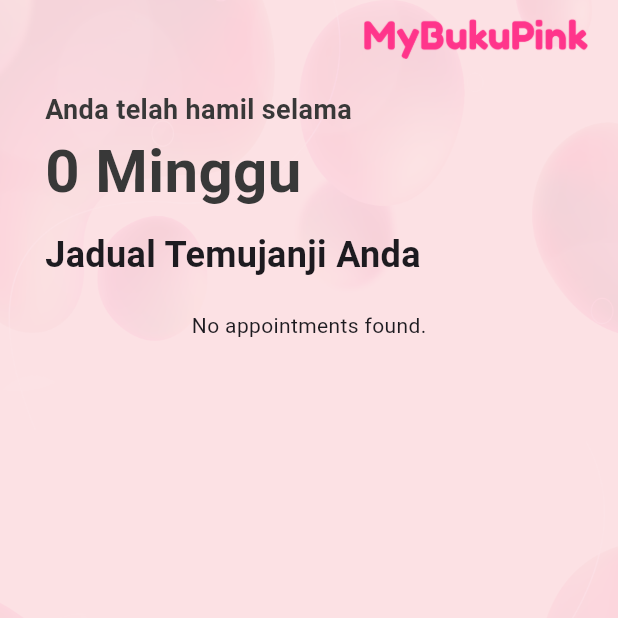
After one commit to kwencyz/mybukupink, a Flutter app: the screen it shows once a user with an empty profile is signed in, after a tap on "Rekod Temujanji", on a phone screen of 412 x 824 dp, the top half of it. The commit adds this screen. Run offline on Flutter 3.47's test engine with Material 3 defaults, Android fonts, the phone set to English and light mode, and no system bars; our stand-ins replace cloud_firestore, firebase_auth, firebase_core, firebase_storage, flutter_svg, image_picker; accounts and stored records are empty; network calls fail.

Commit message:
appointment screen

```diff
--- /dev/null
+++ b/lib/screens/appointment_screen.dart
@@ -0,0 +1,195 @@
+// ignore_for_file: prefer_interpolation_to_compose_strings, prefer_const_constructors
+
+import 'package:cloud_firestore/cloud_firestore.dart';
+import 'package:firebase_auth/firebase_auth.dart';
+import 'package:flutter/material.dart';
+
+class AppointmentScreen extends StatefulWidget {
+  const AppointmentScreen({super.key});
+
+  @override
+  State<AppointmentScreen> createState() => _AppointmentScreenState();
+}
+
+class _AppointmentScreenState extends State<AppointmentScreen> {
+  final user = FirebaseAuth.instance.currentUser!;
+
+  @override
+  Widget build(BuildContext context) {
+    return Scaffold(
+      body: Stack(
+        children: [
+          Container(
+            decoration: BoxDecoration(
+              image: DecorationImage(
+                image: AssetImage('assets/images/background.png'),
+                fit: BoxFit.cover,
+              ),
+            ),
+            child: SafeArea(
+              child: Column(
+                children: [
+                  Container(
+                    margin: const EdgeInsets.only(right: 20),
+                    alignment: Alignment.centerRight,
+                    child: Image.asset(
+                      "assets/images/word.png",
+                      width: 150,
+                      height: 50,
+                      fit: BoxFit.contain,
+                    ),
+                  ),
+                  SizedBox(height: 10),
+                  FutureBuilder<DocumentSnapshot>(
+                    future: FirebaseFirestore.instance
+                        .collection('records')
+                        .doc(user.uid)
+                        .get(),
+                    builder: (context, snapshot) {
+                      if (snapshot.connectionState == ConnectionState.waiting) {
+                        return CircularProgressIndicator();
+                      }
+
+                      if (!snapshot.hasData) {
+                        return Text("No data found.");
+                      }
+
+                      final data =
+                          snapshot.data!.data() as Map<String, dynamic>?;
+
+                      Timestamp? startTimestamp;
+                      if (data != null && data.containsKey('start')) {
+                        startTimestamp = data['start'] as Timestamp;
+                      }
+
+                      DateTime startDate = DateTime.now();
+                      if (startTimestamp != null) {
+                        startDate = startTimestamp.toDate();
+                      }
+
+                      final now = DateTime.now();
+                      final difference = now.difference(startDate);
+                      final weeks = (difference.inDays / 7).floor();
+
+                      return Column(children: [
+                        Container(
+                          margin: const EdgeInsets.only(left: 30, right: 20),
+                          alignment: Alignment.centerLeft,
+                          child: Text(
+                            "Anda telah hamil selama",
+                            style: TextStyle(
+                              color: Color.fromRGBO(56, 56, 56, 1),
+                              fontWeight: FontWeight.bold,
+                              fontSize: 18,
+                            ),
+                          ),
+                        ),
+                        Container(
+                          margin: const EdgeInsets.only(
+                              left: 30, right: 20, bottom: 10),
+                          alignment: Alignment.centerLeft,
+                          child: Text(
+                            "$weeks Minggu",
+                            style: TextStyle(
+                              color: Color.fromRGBO(56, 56, 56, 1),
+                              fontWeight: FontWeight.bold,
+                              fontSize: 40,
+                            ),
+                          ),
+                        )
+                      ]);
+                    },
+                  ),
+                  Container(
+                    margin:
+                        const EdgeInsets.only(left: 30, right: 20, bottom: 20),
+                    alignment: Alignment.centerLeft,
+                    child: const Text(
+                      "Jadual Temujanji Anda",
+                      style:
+                          TextStyle(fontWeight: FontWeight.bold, fontSize: 24),
+                    ),
+                  ),
+                  Expanded(
+                    child: StreamBuilder<QuerySnapshot>(
+                      stream: FirebaseFirestore.instance
+                          .collection('appointment')
+                          .where('uid', isEqualTo: user.uid)
+                          .snapshots(),
+                      builder: (context, snapshot) {
+                        if (snapshot.connectionState ==
+                            ConnectionState.waiting) {
+                          return CircularProgressIndicator();
+                        }
+
+                        if (!snapshot.hasData || snapshot.data!.docs.isEmpty) {
+                          return Text("No appointments found.");
+                        }
+
+                        return ListView.builder(
+                          itemCount: snapshot.data!.docs.length,
+                          itemBuilder: (context, index) {
+                            final appointment = snapshot.data!.docs[index];
+                            final date = appointment['timestamp'] as Timestamp;
+                            final title = appointment['title'];
+                            final formattedDate =
+                                "${date.toDate().day}/${date.toDate().month}/${date.toDate().year}";
+                            final hour = date.toDate().hour > 12
+                                ? (date.toDate().hour - 12).toString()
+                                : date.toDate().hour.toString();
+
+                            final minute =
+                                date.toDate().minute.toString().padLeft(2, '0');
+                            final period =
+                                date.toDate().hour >= 12 ? 'PM' : 'AM';
+                            final time = "$hour:$minute $period";
+
+                            return ListTile(
+                              title: Container(
+                                width: 300,
+                                padding: EdgeInsets.all(15),
+                                decoration: BoxDecoration(
+                                    color: Colors.white,
+                                    borderRadius: BorderRadius.circular(10)),
+                                child: Column(
+                                  crossAxisAlignment: CrossAxisAlignment.start,
+                                  children: [
+                                    Text(
+                                      formattedDate,
+                                      style: TextStyle(
+                                        fontWeight: FontWeight.bold,
+                                        fontSize: 24,
+                                      ),
+                                    ),
+                                    Text(
+                                      time,
+                                      style: TextStyle(
+                                        fontWeight: FontWeight.bold,
+                                        fontSize: 18,
+                                      ),
+                                    ),
+                                    Text(
+                                      title,
+                                      style: TextStyle(
+                                        fontWeight: FontWeight.bold,
+                                        fontSize: 20,
+                                      ),
+                                    ),
+                                  ],
+                                ),
+                              ),
+                            );
+                          },
+                        );
+                      },
+                    ),
+                  ),
+                ],
+              ),
+            ),
+          ),
+        ],
+      ),
+    );
+  }
+}
--- a/lib/screens/history_screen.dart
+++ b/lib/screens/history_screen.dart
@@ -45,7 +45,7 @@ class _HistoryScreenState extends State<HistoryScreen> {
                         const EdgeInsets.only(left: 30, right: 20, bottom: 20),
                     alignment: Alignment.centerLeft,
                     child: const Text(
-                      "History",
+                      "Sejarah Kehamilan",
                       style:
                           TextStyle(fontWeight: FontWeight.bold, fontSize: 24),
                     ),
--- a/lib/screens/home_screen.dart
+++ b/lib/screens/home_screen.dart
@@ -3,6 +3,7 @@
 import 'package:cloud_firestore/cloud_firestore.dart';
 import 'package:firebase_auth/firebase_auth.dart';
 import 'package:flutter/material.dart';
+import 'package:mybukupink/screens/appointment_screen.dart';
 import 'package:mybukupink/screens/history_screen.dart';
 
 class HomeScreen extends StatefulWidget {
@@ -222,7 +223,7 @@ class _HomeScreenState extends State<HomeScreen> {
                               style: TextStyle(
                                 color: Color.fromRGBO(56, 56, 56, 1),
                                 fontWeight: FontWeight.bold,
-                                fontSize: 30,
+                                fontSize: 40,
                               ),
                             ),
                           ),
@@ -348,7 +349,27 @@ class _HomeScreenState extends State<HomeScreen> {
                           ElevatedButton(
                             style: ElevatedButton.styleFrom(
                               fixedSize: Size.fromWidth(400),
-                              backgroundColor: Color.fromRGBO(255, 53, 139, 1),
+                              backgroundColor: Colors.white,
+                            ),
+                            onPressed: () {
+                              Navigator.push(
+                                context,
+                                MaterialPageRoute(
+                                    builder: (context) => AppointmentScreen()),
+                              );
+                            },
+                            child: Text(
+                              'Rekod Temujanji',
+                              style: TextStyle(
+                                color: Color.fromRGBO(255, 53, 139, 1),
+                                fontSize: 16,
+                              ),
+                            ),
+                          ),
+                          ElevatedButton(
+                            style: ElevatedButton.styleFrom(
+                              fixedSize: Size.fromWidth(400),
+                              backgroundColor: Colors.white,
                             ),
                             onPressed: () {
                               Navigator.push(
@@ -358,9 +379,9 @@ class _HomeScreenState extends State<HomeScreen> {
                               );
                             },
                             child: Text(
-                              'Sejarah Temujanji',
+                              'Sejarah Kehamilan',
                               style: TextStyle(
-                                color: Colors.white,
+                                color: Color.fromRGBO(255, 53, 139, 1),
                                 fontSize: 16,
                               ),
                             ),
```
